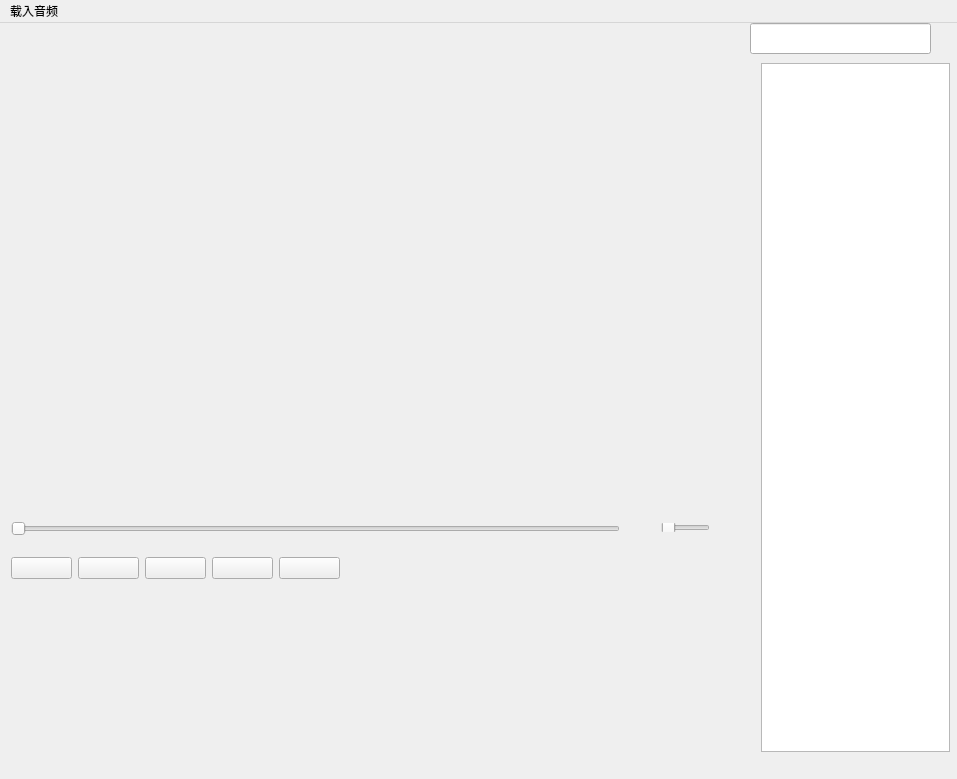
JUNJIANG66/AudioSounder64, file MusicPlayer.ui: the form before one commit.
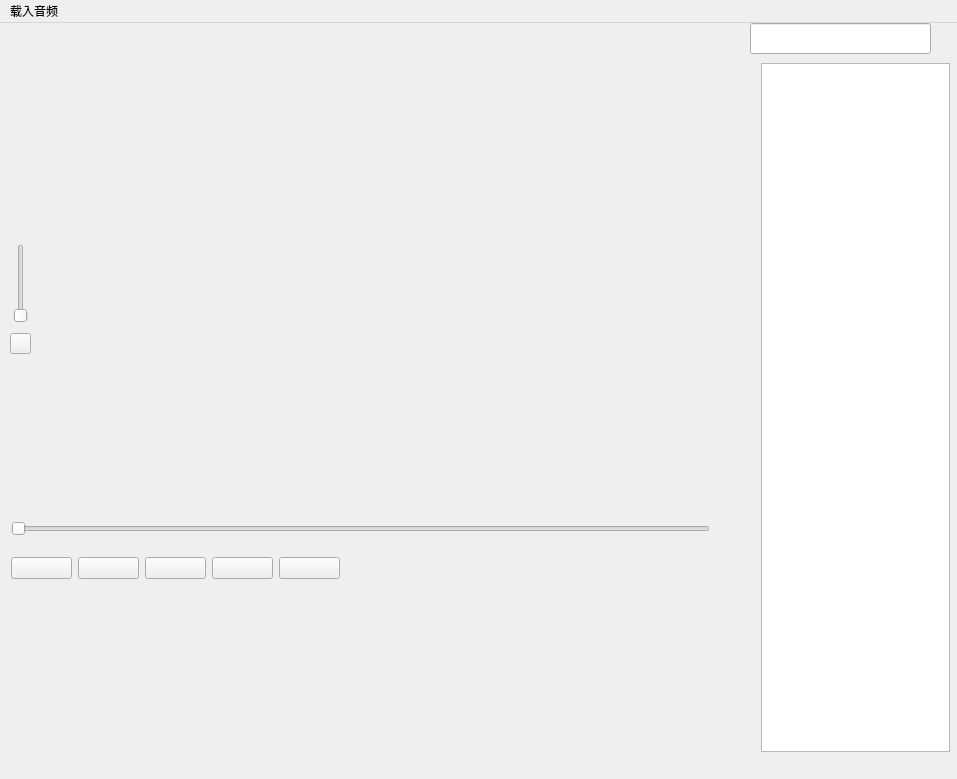
The form after the commit.

```diff
--- a/MusicPlayer.ui
+++ b/MusicPlayer.ui
@@ -66,7 +66,7 @@
      <rect>
       <x>0</x>
       <y>480</y>
-      <width>631</width>
+      <width>721</width>
       <height>51</height>
      </rect>
     </property>
@@ -131,20 +131,46 @@
      </item>
     </layout>
    </widget>
-   <widget class="QWidget" name="horizontalLayoutWidget_4">
+   <widget class="QLabel" name="volumeTip">
     <property name="geometry">
      <rect>
-      <x>650</x>
-      <y>489</y>
-      <width>71</width>
-      <height>31</height>
+      <x>10</x>
+      <y>180</y>
+      <width>20</width>
+      <height>21</height>
      </rect>
     </property>
-    <layout class="QHBoxLayout" name="horizontalLayout_4">
+    <property name="text">
+     <string/>
+    </property>
+   </widget>
+   <widget class="QPushButton" name="volumeIcon">
+    <property name="geometry">
+     <rect>
+      <x>10</x>
+      <y>310</y>
+      <width>21</width>
+      <height>21</height>
+     </rect>
+    </property>
+    <property name="text">
+     <string/>
+    </property>
+   </widget>
+   <widget class="QWidget" name="horizontalLayoutWidget_5">
+    <property name="geometry">
+     <rect>
+      <x>0</x>
+      <y>210</y>
+      <width>41</width>
+      <height>101</height>
+     </rect>
+    </property>
+    <layout class="QHBoxLayout" name="horizontalLayout_5">
      <item>
       <widget class="QSlider" name="volumeSlider">
        <property name="orientation">
-        <enum>Qt::Orientation::Horizontal</enum>
+        <enum>Qt::Orientation::Vertical</enum>
        </property>
       </widget>
      </item>
```
